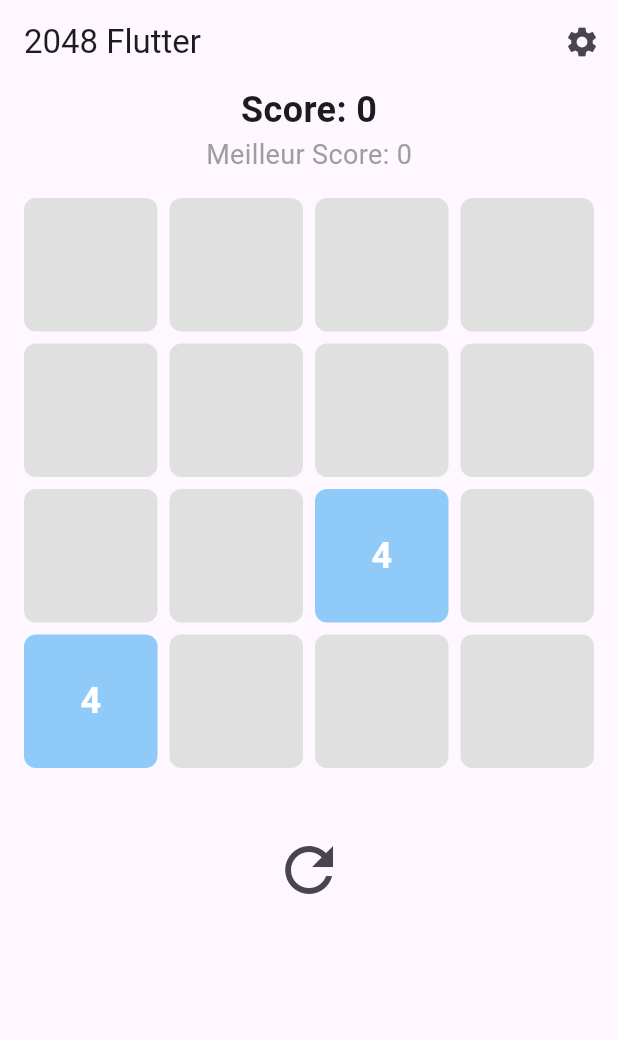
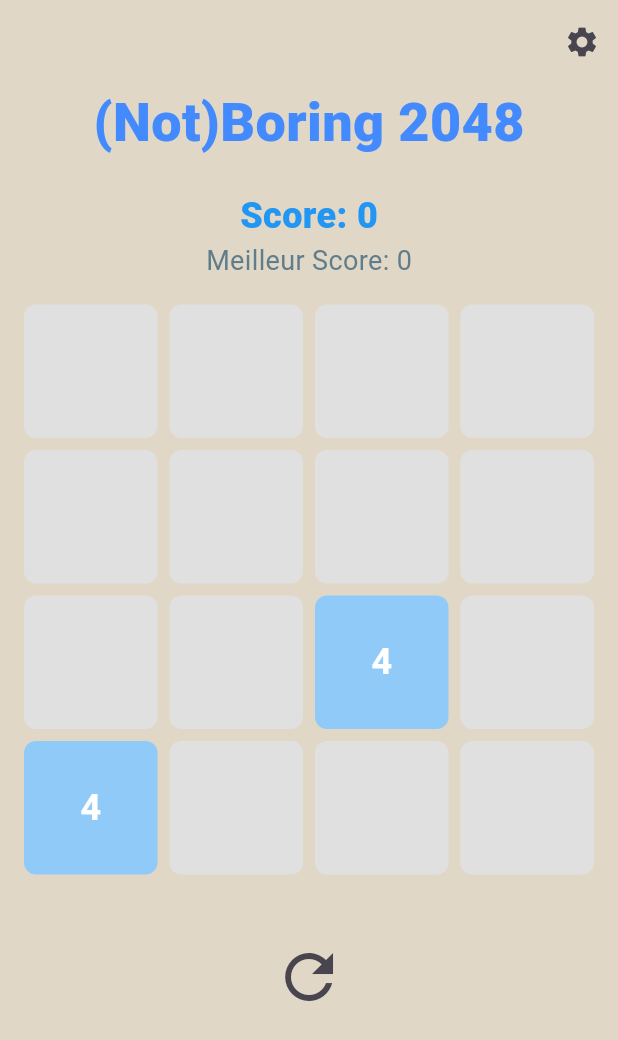
Before and after one commit to UnboringCompany/deux_mille_quarante_huit, a Flutter app: the screen it shows after launch, after a tap on the "refresh" icon, on a phone screen of 412 x 824 dp. Shown: the top 1040 px of the screen. Run offline on Flutter 3.47's test engine with Material 3 defaults, Android fonts, the phone set to English and light mode, and no system bars; our stand-ins replace shared_preferences.

Commit message:
feat: style

```diff
--- a/lib/main.dart
+++ b/lib/main.dart
@@ -6,7 +6,10 @@ import 'widgets/score.dart';
 import 'widgets/settings_panel.dart';
 
 class GameScreen extends StatefulWidget {
+  const GameScreen({super.key});
+
   @override
+  // ignore: library_private_types_in_public_api
   _GameScreenState createState() => _GameScreenState();
 }
 
@@ -18,11 +21,12 @@ class _GameScreenState extends State<GameScreen> {
     final gameProvider = context.watch<GameProvider>();
 
     return Scaffold(
+      backgroundColor: const Color.fromRGBO(225, 215, 198, 1),
       appBar: AppBar(
-        title: Text("2048 Flutter"),
+        backgroundColor: const Color.fromRGBO(225, 215, 198, 1),
         actions: [
           IconButton(
-            icon: Icon(Icons.settings),
+            icon: const Icon(Icons.settings),
             onPressed: () {
               setState(() {
                 _isSettingsPanelOpen = !_isSettingsPanelOpen;
@@ -50,11 +54,16 @@ class _GameScreenState extends State<GameScreen> {
           children: [
             Column(
               children: [
+                const Text(
+                  "(Not)Boring 2048",
+                  style: TextStyle(fontSize: 36, fontWeight: FontWeight.w900, color: Colors.blueAccent),
+                ),
+                const Padding(padding: EdgeInsets.symmetric(vertical: 10)),
                 ScoreWidget(),
                 AspectRatio(
-                  aspectRatio: 1, // Maintenir une grille carrée
+                  aspectRatio: 1,
                   child: GridWidget(
-                    physics: NeverScrollableScrollPhysics(),
+                    physics: const NeverScrollableScrollPhysics(),
                   ),
                 ),
                 Padding(
@@ -62,12 +71,12 @@ class _GameScreenState extends State<GameScreen> {
                   child: gameProvider.isGameOver
                       ? Column(
                           children: [
-                            Text(
+                            const Text(
                               "Game Over",
-                              style: TextStyle(fontSize: 32, color: Colors.red),
+                              style: TextStyle(fontSize: 32, color: Colors.blueAccent),
                             ),
                             IconButton(
-                              icon: Icon(Icons.refresh, size: 48),
+                              icon: const Icon(Icons.refresh, size: 48),
                               onPressed: () {
                                 context.read<GameProvider>().resetGame();
                               },
@@ -75,7 +84,7 @@ class _GameScreenState extends State<GameScreen> {
                           ],
                         )
                       : IconButton(
-                          icon: Icon(Icons.refresh, size: 48),
+                          icon: const Icon(Icons.refresh, size: 48),
                           onPressed: () {
                             context.read<GameProvider>().resetGame();
                           },
@@ -84,15 +93,15 @@ class _GameScreenState extends State<GameScreen> {
               ],
             ),
             AnimatedPositioned(
-              duration: Duration(milliseconds: 200),
+              duration: const Duration(milliseconds: 200),
               curve: Curves.easeInOut,
               right: _isSettingsPanelOpen
                   ? 0
-                  : -MediaQuery.of(context).size.width * 0.8,
-              width: MediaQuery.of(context).size.width * 0.75,
+                  : -MediaQuery.of(context).size.width,
+              width: MediaQuery.of(context).size.width,
               height: MediaQuery.of(context).size.height,
               child: Container(
-                color: Colors.white,
+                color: const Color.fromRGBO(225, 215, 198, 1),
                 child: SettingsPanel(),
               ),
             ),
@@ -107,7 +116,7 @@ void main() {
   runApp(
     ChangeNotifierProvider(
       create: (context) => GameProvider(),
-      child: MaterialApp(
+      child: const MaterialApp(
         debugShowCheckedModeBanner: false, // Désactive le bandeau "Debug"
         home: GameScreen(),
       ),
--- a/lib/widgets/game_provider.dart
+++ b/lib/widgets/game_provider.dart
@@ -59,7 +59,6 @@ class GameProvider with ChangeNotifier {
     }
   }
 
-  // Nouvelle fonction générique pour gérer les mouvements
   void move(Function getLine, Function setLine) {
     bool hasChanged = false;
 
@@ -112,13 +111,11 @@ class GameProvider with ChangeNotifier {
 
   List<int> _slideAndMerge(List<int> line) {
     line = line.where((e) => e != 0).toList(); // Enlever les zéros
-    bool merged = false;
     for (int i = 0; i < line.length - 1; i++) {
       if (line[i] == line[i + 1]) {
         line[i] = line[i] * 2;
         score += line[i];
         line[i + 1] = 0;
-        merged = true;
       }
     }
     line = line.where((e) => e != 0).toList();
@@ -138,7 +135,7 @@ class GameProvider with ChangeNotifier {
 
   void nextTurn() {
     // Add a delay before spawning a new tile
-    Future.delayed(Duration(milliseconds: 150), () {
+    Future.delayed(const Duration(milliseconds: 150), () {
       _spawnRandom();
       notifyListeners();
 
--- a/lib/widgets/score.dart
+++ b/lib/widgets/score.dart
@@ -11,11 +11,11 @@ class ScoreWidget extends StatelessWidget {
       children: [
         Text(
           'Score: ${gameProvider.score}',
-          style: TextStyle(fontSize: 24, fontWeight: FontWeight.bold),
+          style: const TextStyle(fontSize: 24, fontWeight: FontWeight.w800, color: Colors.blue),
         ),
         Text(
           'Meilleur Score: ${gameProvider.bestScore}',  // Afficher le meilleur score
-          style: TextStyle(fontSize: 18, color: Colors.grey),
+          style: const TextStyle(fontSize: 18, color: Colors.blueGrey),
         ),
       ],
     );
--- a/lib/widgets/settings_panel.dart
+++ b/lib/widgets/settings_panel.dart
@@ -8,22 +8,27 @@ class SettingsPanel extends StatelessWidget {
     final gameProvider = context.watch<GameProvider>();
 
     return Container(
-      padding: EdgeInsets.all(16.0),
+      padding: const EdgeInsets.symmetric(horizontal: 25.0, vertical: 0),
       child: Column(
         mainAxisSize: MainAxisSize.min,
         crossAxisAlignment: CrossAxisAlignment.start,
         children: [
-          Text(
+          const Text(
             'Settings',
             style: TextStyle(
-              fontSize: 20.0,
-              fontWeight: FontWeight.bold,
+              fontSize: 24.0,
+              fontWeight: FontWeight.w900,
+              color: Colors.blueAccent,
             ),
           ),
-          SizedBox(height: 16.0),
+          const SizedBox(height: 16.0),
           SwitchListTile(
-            title: Text('Mode Dyscalculique'),
+            title: const Text('Mode Dyscalculique',
+                style: TextStyle(
+                  fontWeight: FontWeight.w500,
+                )),
             value: gameProvider.isDyscalculicModeEnabled,
+            activeColor: Colors.blueAccent,
             onChanged: (value) {
               gameProvider.isDyscalculicModeEnabled = value;
               gameProvider.notifyListeners();
```
